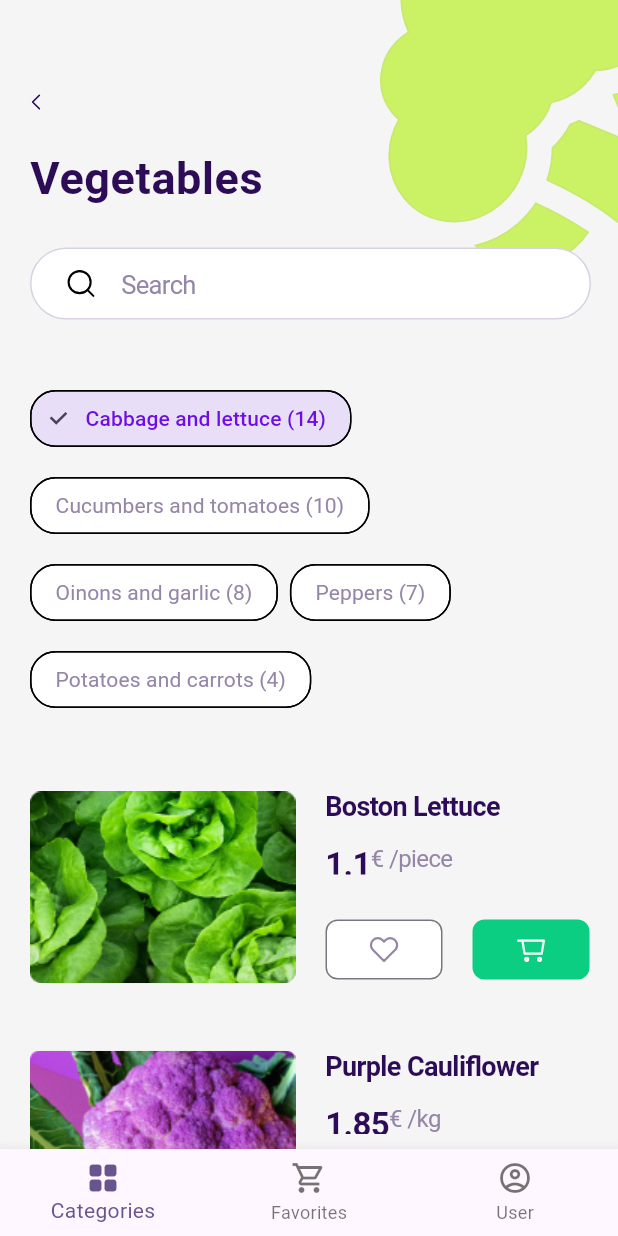
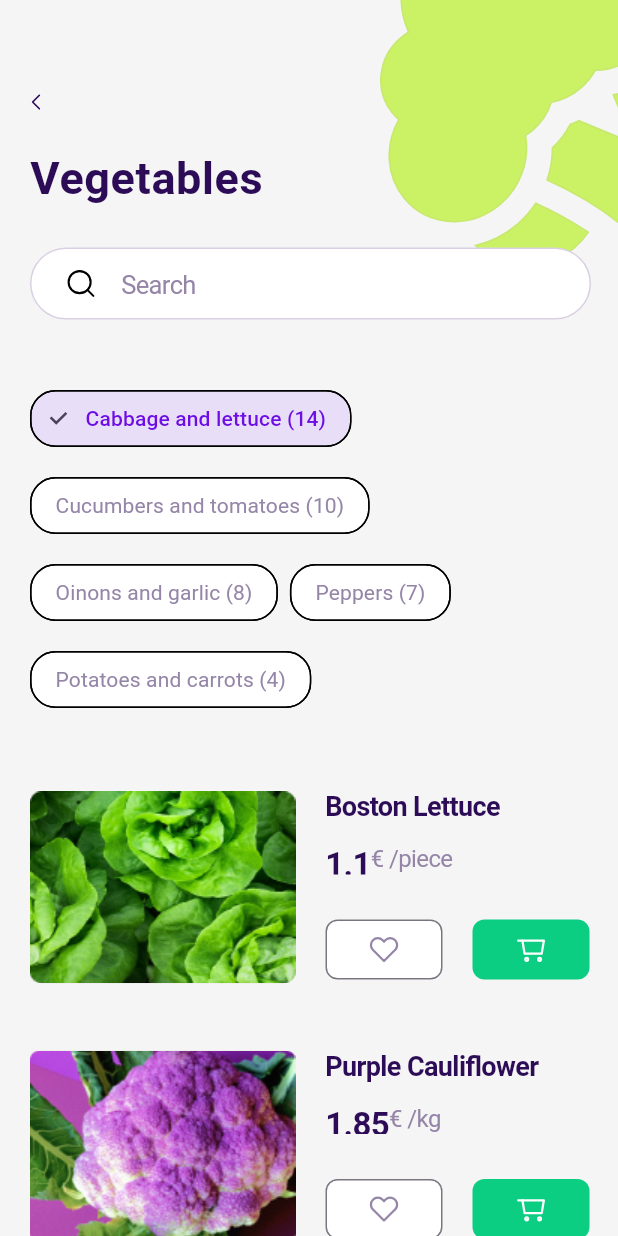
Before and after one commit to assyaIsk/flutter, a Flutter app: the VegetablesScreen widget shown alone on an empty page, opened directly, on a phone screen of 412 x 824 dp. Run offline on Flutter 3.47's test engine with Material 2 defaults, Android fonts, the phone set to English and light mode, and no system bars; our stand-ins replace flutter_svg.

Commit message:
refactor by adding tabs

```diff
--- a/lib/main.dart
+++ b/lib/main.dart
@@ -1,6 +1,6 @@
 import 'package:flutter/material.dart';
-import 'package:vegetables/widgets/screens/home_screen.dart';
-import 'package:vegetables/widgets/screens/vegetables_screen.dart';
+import 'package:vegetables/screens/home_screen.dart';
+import 'package:vegetables/screens/tabs.dart';
 
 void main() {
   runApp(const MyApp());
@@ -20,7 +20,7 @@ class MyApp extends StatelessWidget {
       initialRoute: '/',
       routes: {
         '/': (context) => const HomeScreen(),
-        '/vegetables': (context) => const VegetablesScreen(),
+        '/vegetables': (context) => const Tabs(),
       },
     );
   }
--- /dev/null
+++ b/lib/screens/vegetables_screen.dart
@@ -0,0 +1,29 @@
+import 'package:flutter/material.dart';
+import 'package:vegetables/widgets/vegetables/category_list.dart';
+import 'package:vegetables/widgets/vegetables/header.dart';
+import 'package:vegetables/widgets/vegetables/vegetable_list.dart';
+
+class VegetablesScreen extends StatelessWidget {
+  const VegetablesScreen({super.key});
+
+  @override
+  Widget build(BuildContext context) {
+    return Container(
+      width: double.infinity,
+      decoration: const BoxDecoration(
+        color: Color(0xFFF6F5F5),
+      ),
+      child: const Column(
+        crossAxisAlignment: CrossAxisAlignment.start,
+        children: [
+          //header
+          Header(),
+          // categories
+          CategoryList(),
+          //list of vegetables
+          VegetableList(),
+        ],
+      ),
+    );
+  }
+}
--- a/lib/widgets/footer.dart
+++ /dev/null
@@ -1,42 +0,0 @@
-import 'package:flutter/material.dart';
-
-class Footer extends StatefulWidget {
-  const Footer({super.key});
-
-  @override
-  State<Footer> createState() {
-    return _Footer();
-  }
-}
-
-class _Footer extends State<Footer> {
-  int _selectedPageIndex = 0;
-
-  void _selectPage(int index) {
-    setState(() {
-      _selectedPageIndex = index;
-    });
-  }
-
-  @override
-  Widget build(BuildContext context) {
-    return BottomNavigationBar(
-      onTap: _selectPage,
-      currentIndex: _selectedPageIndex,
-      items: const [
-        BottomNavigationBarItem(
-          icon: Icon(Icons.grid_view_rounded),
-          label: 'Categories',
-        ),
-        BottomNavigationBarItem(
-          icon: Icon(Icons.shopping_cart_outlined),
-          label: 'Favorites',
-        ),
-        BottomNavigationBarItem(
-          icon: Icon(Icons.account_circle_outlined),
-          label: 'User',
-        ),
-      ],
-    );
-  }
-}
--- a/lib/widgets/screens/vegetables_screen.dart
+++ /dev/null
@@ -1,34 +0,0 @@
-import 'package:flutter/material.dart';
-import 'package:vegetables/widgets/category_list.dart';
-import 'package:vegetables/widgets/footer.dart';
-import 'package:vegetables/widgets/header.dart';
-import 'package:vegetables/widgets/vegetable_list.dart';
-
-class VegetablesScreen extends StatelessWidget {
-  const VegetablesScreen({super.key});
-
-  @override
-  Widget build(BuildContext context) {
-    return Scaffold(
-      //appBar: AppBar(),
-      body: Container(
-        width: double.infinity,
-        decoration: const BoxDecoration(
-          color: Color(0xFFF6F5F5),
-        ),
-        child: const Column(
-          crossAxisAlignment: CrossAxisAlignment.start,
-          children: [
-            //header
-            Header(),
-            // categories
-            CategoryList(),
-            //list of vegetables
-            VegetableList(),
-          ],
-        ),
-      ),
-      bottomNavigationBar: const Footer(),
-    );
-  }
-}
```
Also changed, not shown: lib/screens/payment_screen.dart (added, +12 -0 lines), lib/screens/tabs.dart (added, +54 -0 lines), lib/screens/home_screen.dart (renamed from lib/widgets/screens/home_screen.dart), lib/widgets/vegetables/category_list.dart (renamed from lib/widgets/category_list.dart), lib/widgets/vegetables/header.dart (renamed from lib/widgets/header.dart), lib/widgets/vegetables/vegetable_list.dart (renamed from lib/widgets/vegetable_list.dart).
